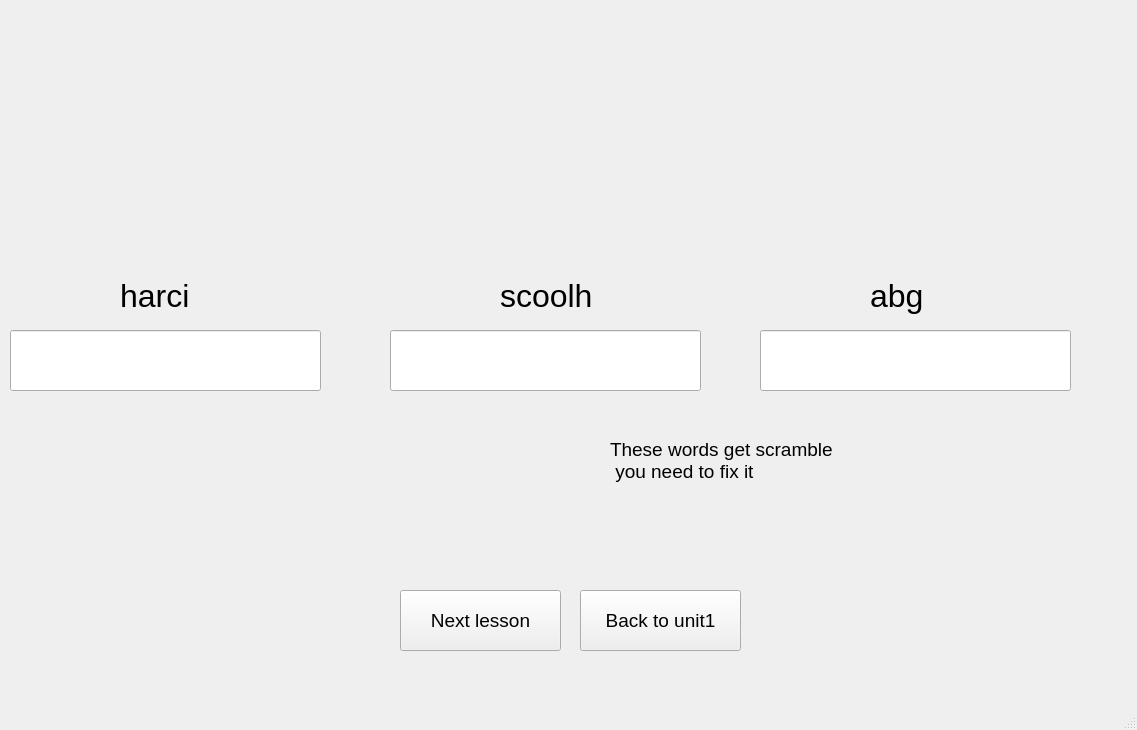
trongphuc1/TL-C4K-PTI01-, file SPCK/Gui/school4.ui: the form before one commit.
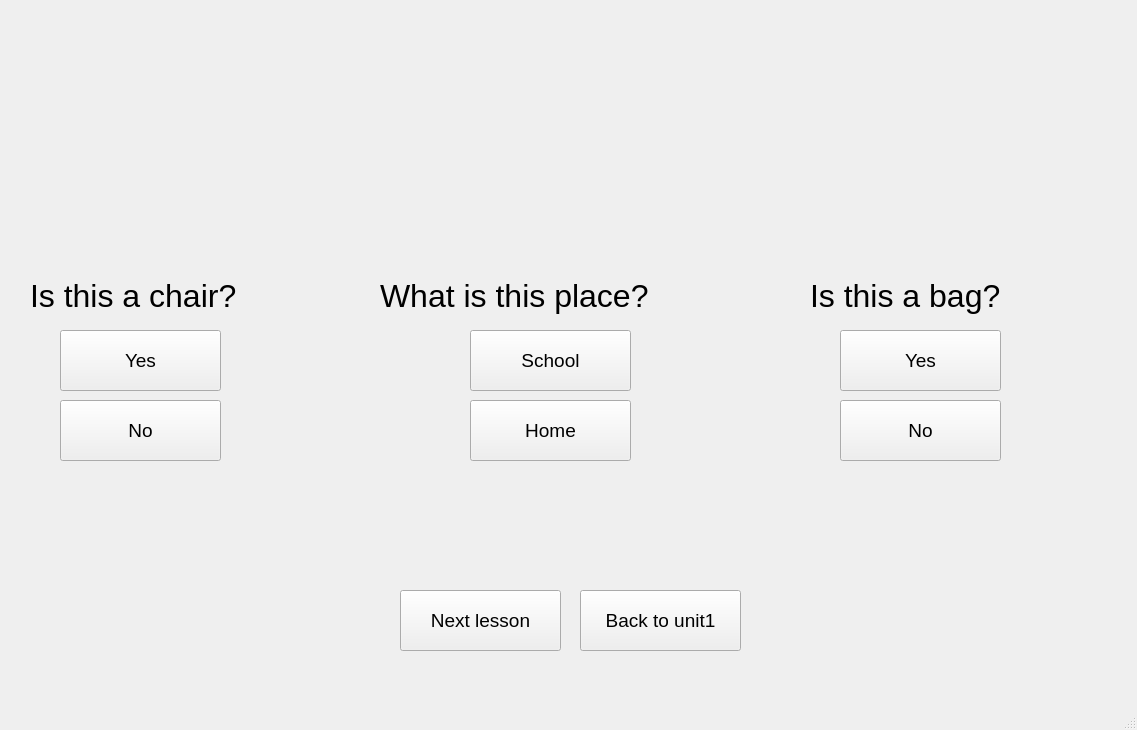
The form after the commit. Icons and pictures are not drawn.

Patch:
```diff
--- a/SPCK/Gui/school4.ui
+++ b/SPCK/Gui/school4.ui
@@ -14,31 +14,13 @@
    <string>MainWindow</string>
   </property>
   <widget class="QWidget" name="centralwidget">
-   <widget class="QLineEdit" name="lineEdit">
-    <property name="geometry">
-     <rect>
-      <x>10</x>
-      <y>330</y>
-      <width>311</width>
-      <height>61</height>
-     </rect>
-    </property>
-    <property name="font">
-     <font>
-      <pointsize>14</pointsize>
-     </font>
-    </property>
-    <property name="text">
-     <string/>
-    </property>
-   </widget>
    <widget class="QLabel" name="label_2">
     <property name="geometry">
      <rect>
-      <x>950</x>
-      <y>410</y>
-      <width>121</width>
-      <height>241</height>
+      <x>850</x>
+      <y>510</y>
+      <width>81</width>
+      <height>151</height>
      </rect>
     </property>
     <property name="text">
@@ -54,9 +36,9 @@
    <widget class="QLabel" name="label_8">
     <property name="geometry">
      <rect>
-      <x>120</x>
+      <x>30</x>
       <y>260</y>
-      <width>91</width>
+      <width>261</width>
       <height>71</height>
      </rect>
     </property>
@@ -66,7 +48,7 @@
      </font>
     </property>
     <property name="text">
-     <string>harci</string>
+     <string>Is this a chair?</string>
     </property>
    </widget>
    <widget class="QLabel" name="label_7">
@@ -91,9 +73,9 @@
    <widget class="QLabel" name="label_9">
     <property name="geometry">
      <rect>
-      <x>500</x>
+      <x>380</x>
       <y>260</y>
-      <width>111</width>
+      <width>331</width>
       <height>71</height>
      </rect>
     </property>
@@ -103,7 +85,7 @@
      </font>
     </property>
     <property name="text">
-     <string>scoolh</string>
+     <string>What is this place?</string>
     </property>
    </widget>
    <widget class="QLabel" name="label_10">
@@ -125,42 +107,6 @@
      <bool>true</bool>
     </property>
    </widget>
-   <widget class="QLineEdit" name="lineEdit_2">
-    <property name="geometry">
-     <rect>
-      <x>390</x>
-      <y>330</y>
-      <width>311</width>
-      <height>61</height>
-     </rect>
-    </property>
-    <property name="font">
-     <font>
-      <pointsize>14</pointsize>
-     </font>
-    </property>
-    <property name="text">
-     <string/>
-    </property>
-   </widget>
-   <widget class="QLineEdit" name="lineEdit_3">
-    <property name="geometry">
-     <rect>
-      <x>760</x>
-      <y>330</y>
-      <width>311</width>
-      <height>61</height>
-     </rect>
-    </property>
-    <property name="font">
-     <font>
-      <pointsize>14</pointsize>
-     </font>
-    </property>
-    <property name="text">
-     <string/>
-    </property>
-   </widget>
    <widget class="QLabel" name="label_11">
     <property name="geometry">
      <rect>
@@ -183,9 +129,9 @@
    <widget class="QLabel" name="label_12">
     <property name="geometry">
      <rect>
-      <x>870</x>
+      <x>810</x>
       <y>260</y>
-      <width>91</width>
+      <width>241</width>
       <height>71</height>
      </rect>
     </property>
@@ -195,29 +141,10 @@
      </font>
     </property>
     <property name="text">
-     <string>abg</string>
+     <string>Is this a bag?</string>
     </property>
    </widget>
-   <widget class="QLabel" name="label">
-    <property name="geometry">
-     <rect>
-      <x>610</x>
-      <y>420</y>
-      <width>331</width>
-      <height>81</height>
-     </rect>
-    </property>
-    <property name="font">
-     <font>
-      <pointsize>14</pointsize>
-     </font>
-    </property>
-    <property name="text">
-     <string>These words get scramble
- you need to fix it</string>
-    </property>
-   </widget>
-   <widget class="QPushButton" name="pushButton_3">
+   <widget class="QPushButton" name="bt_next4">
     <property name="geometry">
      <rect>
       <x>400</x>
@@ -253,6 +180,114 @@
      <string>Back to unit1</string>
     </property>
    </widget>
+   <widget class="QPushButton" name="check1">
+    <property name="geometry">
+     <rect>
+      <x>60</x>
+      <y>330</y>
+      <width>161</width>
+      <height>61</height>
+     </rect>
+    </property>
+    <property name="font">
+     <font>
+      <pointsize>14</pointsize>
+     </font>
+    </property>
+    <property name="text">
+     <string>Yes</string>
+    </property>
+   </widget>
+   <widget class="QPushButton" name="check2">
+    <property name="geometry">
+     <rect>
+      <x>470</x>
+      <y>400</y>
+      <width>161</width>
+      <height>61</height>
+     </rect>
+    </property>
+    <property name="font">
+     <font>
+      <pointsize>14</pointsize>
+     </font>
+    </property>
+    <property name="text">
+     <string>Home</string>
+    </property>
+   </widget>
+   <widget class="QPushButton" name="check3">
+    <property name="geometry">
+     <rect>
+      <x>840</x>
+      <y>400</y>
+      <width>161</width>
+      <height>61</height>
+     </rect>
+    </property>
+    <property name="font">
+     <font>
+      <pointsize>14</pointsize>
+     </font>
+    </property>
+    <property name="text">
+     <string>No</string>
+    </property>
+   </widget>
+   <widget class="QPushButton" name="check1_2">
+    <property name="geometry">
+     <rect>
+      <x>60</x>
+      <y>400</y>
+      <width>161</width>
+      <height>61</height>
+     </rect>
+    </property>
+    <property name="font">
+     <font>
+      <pointsize>14</pointsize>
+     </font>
+    </property>
+    <property name="text">
+     <string>No</string>
+    </property>
+   </widget>
+   <widget class="QPushButton" name="check2_2">
+    <property name="geometry">
+     <rect>
+      <x>470</x>
+      <y>330</y>
+      <width>161</width>
+      <height>61</height>
+     </rect>
+    </property>
+    <property name="font">
+     <font>
+      <pointsize>14</pointsize>
+     </font>
+    </property>
+    <property name="text">
+     <string>School</string>
+    </property>
+   </widget>
+   <widget class="QPushButton" name="check3_2">
+    <property name="geometry">
+     <rect>
+      <x>840</x>
+      <y>330</y>
+      <width>161</width>
+      <height>61</height>
+     </rect>
+    </property>
+    <property name="font">
+     <font>
+      <pointsize>14</pointsize>
+     </font>
+    </property>
+    <property name="text">
+     <string>Yes</string>
+    </property>
+   </widget>
   </widget>
   <widget class="QMenuBar" name="menubar">
    <property name="geometry">
```
Left out of the diff: 2 changed lines with no effect on the pictures.
